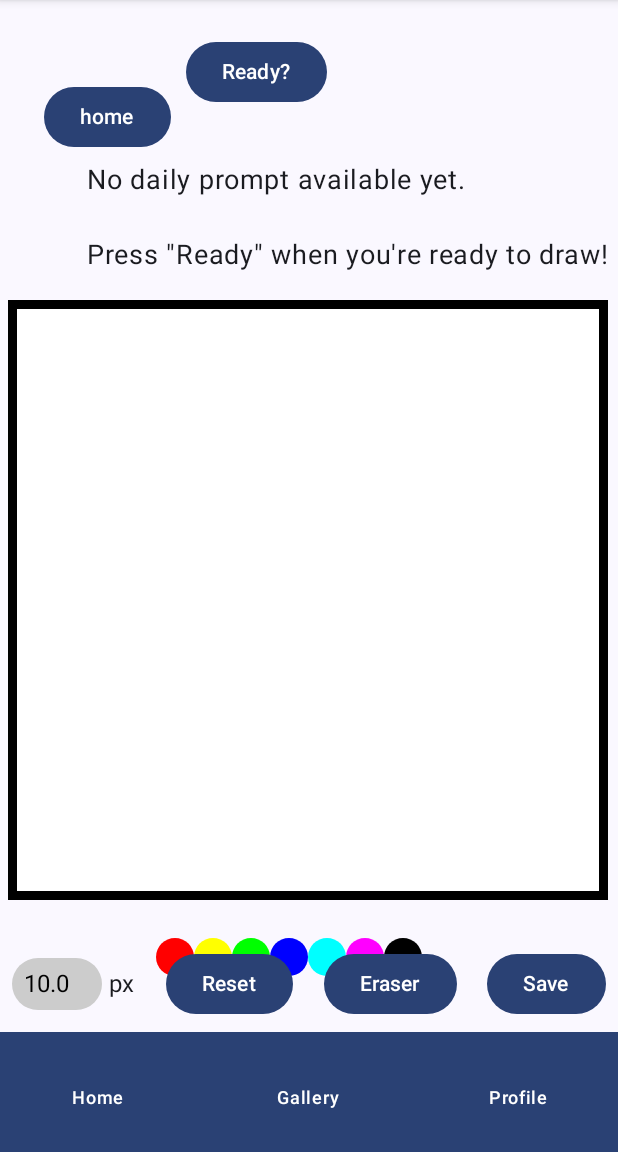
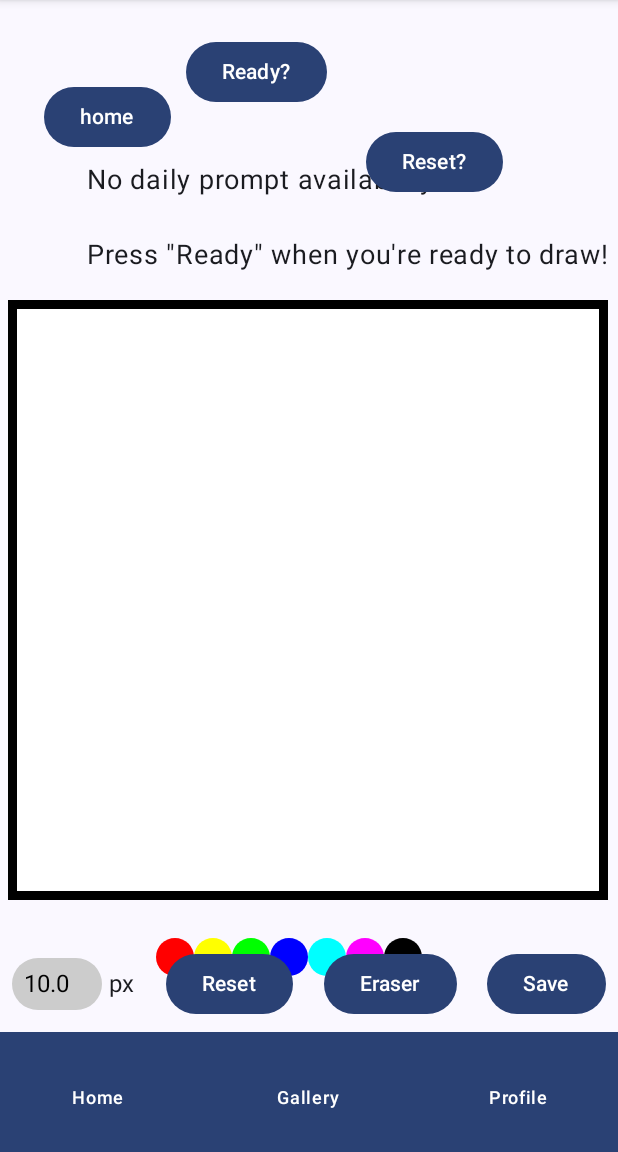
Before and after one commit to wjb035/403-project, an Android app built with Jetpack Compose: the screen it shows after launch (MainActivity), after a tap on "Go to Whiteboard", on a phone screen of 412 x 824 dp, the part 84-1236 px from its top. Run offline under Robolectric (Android 15) with nearby library versions, the phone set to English and light mode, and no system bars; 1 statement that could not run was skipped.

Commit message:
user can now share their daily drawing once it is completed

```diff
--- a/app/src/main/java/com/example/drawingapp/prompter/scheduleDailyPrompt.kt
+++ b/app/src/main/java/com/example/drawingapp/prompter/scheduleDailyPrompt.kt
@@ -7,6 +7,6 @@ import android.content.Context
 
 class ScheduleDailyPrompt(private val context: Context) {
     fun schedule() {
-        DailyPromptWorker.scheduleNextPrompt(context, testing = true)
+        DailyPromptWorker.scheduleNextPrompt(context, testing = false)
     }
 }
--- a/app/src/main/java/com/example/drawingapp/ui/whiteboardActivity.kt
+++ b/app/src/main/java/com/example/drawingapp/ui/whiteboardActivity.kt
@@ -3,15 +3,19 @@ package com.example.drawingapp.ui
 import android.Manifest
 import android.content.ContentValues
 import android.content.Context
+import android.content.Intent
 import android.graphics.Bitmap
 import android.graphics.Canvas
 import android.graphics.Paint
+import android.health.connect.datatypes.Device
+import android.net.Uri
 import android.os.Build
 import android.os.CountDownTimer
 import android.provider.MediaStore
 import android.widget.Toast
 import androidx.activity.compose.rememberLauncherForActivityResult
 import androidx.activity.result.contract.ActivityResultContracts
+import androidx.compose.animation.AnimatedVisibility
 import androidx.compose.foundation.Canvas
 import androidx.compose.foundation.background
 import androidx.compose.foundation.border
@@ -51,6 +55,7 @@ import androidx.compose.ui.platform.LocalContext
 import androidx.compose.ui.text.TextStyle
 import androidx.compose.ui.unit.dp
 import androidx.compose.ui.unit.sp
+import androidx.core.content.ContextCompat.startActivity
 import androidx.core.graphics.applyCanvas
 import androidx.navigation.NavController
 import kotlinx.coroutines.launch
@@ -88,8 +93,11 @@ fun whiteboard(navCon: NavController){
     var remainingTime by remember{mutableStateOf(10000L)}
     var countdown by remember{mutableStateOf("Press \"Ready\" when you're ready to draw!")}
     var userHasStarted by remember{mutableStateOf(false)}
-
+    var showButton by remember{mutableStateOf(false)}
     val drawData = booleanPreferencesKey("drawData")
+    var displayReady by remember{mutableStateOf(true)}
+    var uriDay by remember{mutableStateOf<Uri?>(null)}
+    var getUriFromCanvas by remember { mutableStateOf(false) }
     /*val drawFlow: Flow<Boolean> = context.dataStore.data
         .map { preferences ->
             // No type safety.
@@ -126,11 +134,15 @@ fun whiteboard(navCon: NavController){
                     }
 
                     override fun onFinish() {
+
                         countdown = "Time's up!"
                         canDraw = false
                         coroutineScope.launch {
                             incrementCounter(context, drawData, false)
                         }
+
+                        showButton = true
+
                     }
                 }.start()
             }
@@ -139,6 +151,52 @@ fun whiteboard(navCon: NavController){
     LaunchedEffect(Unit) {
         if (Build.VERSION.SDK_INT >= Build.VERSION_CODES.Q){
             launcher.launch(Manifest.permission.WRITE_EXTERNAL_STORAGE)
+        }
+    }
+
+    LaunchedEffect(Unit){
+        displayReady = getHasDrawn(context, drawData)
+    }
+    //LaunchedEffect(getUriFromCanvas){
+        //uriDay= saveDrawing(context,lines, true)
+    //}
+    Box(modifier=Modifier.fillMaxSize()){
+        Column(modifier = Modifier
+            .fillMaxWidth()
+            .offset(x = 240.dp, y = 20.dp)){
+            Row(
+                Modifier.fillMaxWidth()
+                    .padding(4.dp),
+                horizontalArrangement = Arrangement.SpaceBetween,
+                verticalAlignment = Alignment.CenterVertically
+            ){
+
+                AnimatedVisibility(
+                    visible = showButton,
+
+                ) {Button(onClick = {
+                    coroutineScope.launch {
+                        uriDay = saveDrawing(context, lines, true)
+                    }
+                    // KNOWN ISSUE, IMAGE DOESN'T WORK THE FIRST TIME AROUND
+
+                    val sendIntent: Intent = Intent().apply {
+                        action = Intent.ACTION_SEND
+                        //putExtra(Intent.EXTRA_TEXT, "This is my text to send.")
+                        putExtra(Intent.EXTRA_STREAM, uriDay)
+                        addFlags(Intent.FLAG_ACTIVITY_NEW_TASK)
+                        addFlags(Intent.FLAG_GRANT_READ_URI_PERMISSION)
+                        type = "image/png"
+                        //type = "text/plain"
+                    }
+
+
+                    context.startActivity(sendIntent)
+                }) {
+                    Text("Share")
+                }
+
+            }}
         }
     }
     Box(modifier=Modifier.fillMaxSize()){
@@ -170,6 +228,11 @@ fun whiteboard(navCon: NavController){
                 verticalAlignment = Alignment.CenterVertically
             ){
 
+                AnimatedVisibility(
+
+                    visible = displayReady
+
+                    ) {
                     Button(onClick = {
                         if (!userHasStarted) {
                             userHasStarted = true
@@ -178,7 +241,7 @@ fun whiteboard(navCon: NavController){
                     }) {
                         Text("Ready?")
                     }
-
+                }
             }
         }
     }
@@ -188,7 +251,7 @@ fun whiteboard(navCon: NavController){
     Box(modifier=Modifier.fillMaxSize()){
         Column(modifier = Modifier
             .fillMaxWidth()
-            .offset(x = 220.dp, y = 20.dp)){
+            .offset(x = 240.dp, y = 80.dp)){
             Row(
                 Modifier.fillMaxWidth()
                     .padding(4.dp),
@@ -196,14 +259,14 @@ fun whiteboard(navCon: NavController){
                 verticalAlignment = Alignment.CenterVertically
             ){
 
-               /* Button(onClick = {
+                Button(onClick = {
                     coroutineScope.launch {
                         incrementCounter(context, drawData, true)
 
                     }
                 }) {
                     Text("Reset?")
-                }*/
+                }
 
             }
         }
@@ -297,7 +360,7 @@ fun whiteboard(navCon: NavController){
                 }
                 Button(onClick = {
                     coroutineScope.launch {
-                        saveDrawing(context, lines)
+                        saveDrawing(context, lines, true)
                     }
                 }) {
                     Text("Save")
@@ -360,7 +423,14 @@ fun whiteboard(navCon: NavController){
         }
     }
 }
-
+suspend fun getHasDrawn(context: Context,drawData: Preferences.Key<Boolean>): Boolean{
+    val drawFlow: Flow<Boolean> = context.dataStore.data
+        .map { settings ->
+            // No type safety.
+            settings[drawData] ?: true
+        }
+    return drawFlow.first()
+}
 
 suspend fun incrementCounter(context: Context,drawData: Preferences.Key<Boolean>, result: Boolean) {
     context.dataStore.edit { settings ->
@@ -423,7 +493,7 @@ data class Line(val start: Offset, val end: Offset, val color: Color, val stroke
 
 // All this fun stuff is for saving the drawing as an image. The code from this came from this video:
 // https://youtu.be/nMeO3XxjfBs?si=8Pkxk9B5QIwBqa8d
-suspend fun saveDrawing(context: Context, lines: List<Line>){
+suspend fun saveDrawing(context: Context, lines: List<Line>,downloadToDevice: Boolean): Uri? {
     val bitmap = Bitmap.createBitmap(1000,1000,Bitmap.Config.ARGB_8888)
     bitmap.applyCanvas {
         drawColor(android.graphics.Color.WHITE)
@@ -448,7 +518,7 @@ suspend fun saveDrawing(context: Context, lines: List<Line>){
     val resolver = context.contentResolver
     val uri = resolver.insert(MediaStore.Images.Media.EXTERNAL_CONTENT_URI, contentValues)
 
-    if (uri != null){
+    if (uri != null && downloadToDevice){
         val outputStream: OutputStream? = resolver.openOutputStream(uri)
         outputStream.use {
             if (it != null){
@@ -461,4 +531,5 @@ suspend fun saveDrawing(context: Context, lines: List<Line>){
     else{
         Toast.makeText(context, "Unable to save, please try again.", Toast.LENGTH_SHORT).show()
     }
+    return uri
 }
--- a/backend/src/main/java/com/basketball/backend/BackendApplication.java
+++ b/backend/src/main/java/com/basketball/backend/BackendApplication.java
@@ -2,9 +2,7 @@ package com.basketball.backend;
 
 import org.springframework.boot.SpringApplication;
 import org.springframework.boot.autoconfigure.SpringBootApplication;
-import org.springframework.scheduling.annotation.EnableScheduling;
 
-@EnableScheduling
 @SpringBootApplication
 public class BackendApplication {
 
--- a/backend/src/main/java/com/basketball/backend/model/User.java
+++ b/backend/src/main/java/com/basketball/backend/model/User.java
@@ -11,10 +11,6 @@ public class User {
     @Id
     @GeneratedValue(strategy = GenerationType.IDENTITY)
     private Long id;
-
-    // One to many relationship between user and drawing
-    @OneToMany(mappedBy = "user", cascade = CascadeType.ALL, orphanRemoval = true)
-    private List<Drawing> drawings = new ArrayList<>();
 
     // username must be unique and not be empty
     @Column(unique = true, nullable = false)
```
Also changed, not shown: backend/src/main/java/com/basketball/backend/controller/DrawingController.java (+6 -9 lines), backend/src/main/java/com/basketball/backend/model/Drawing.java (+2 -5 lines). Lines whose indentation alone changed are shown as unchanged.
